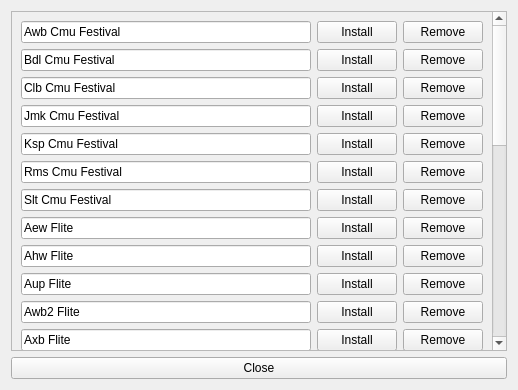
Old version of the form installvoicesdialog.ui in the repository nstrikos/omilo.
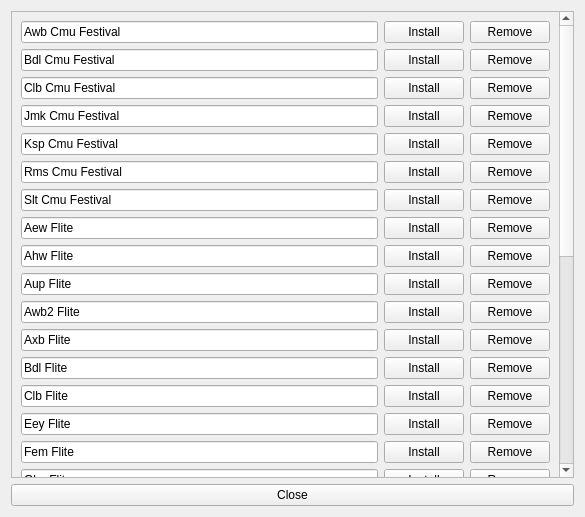
New version of the form. Icons and pictures are not drawn.

Commit message: Adding voices to installvoicesdialog

```diff
--- a/installvoicesdialog.ui
+++ b/installvoicesdialog.ui
@@ -6,8 +6,8 @@
    <rect>
     <x>0</x>
     <y>0</y>
-    <width>518</width>
-    <height>390</height>
+    <width>585</width>
+    <height>517</height>
    </rect>
   </property>
   <property name="windowTitle">
@@ -27,9 +27,9 @@
       <property name="geometry">
        <rect>
         <x>0</x>
-        <y>-798</y>
-        <width>480</width>
-        <height>1132</height>
+        <y>-289</y>
+        <width>552</width>
+        <height>1161</height>
        </rect>
       </property>
       <layout class="QGridLayout" name="gridLayout">
```
Left out of the diff: 196 changed lines with no effect on the pictures. The commit also changes 2 other files.
